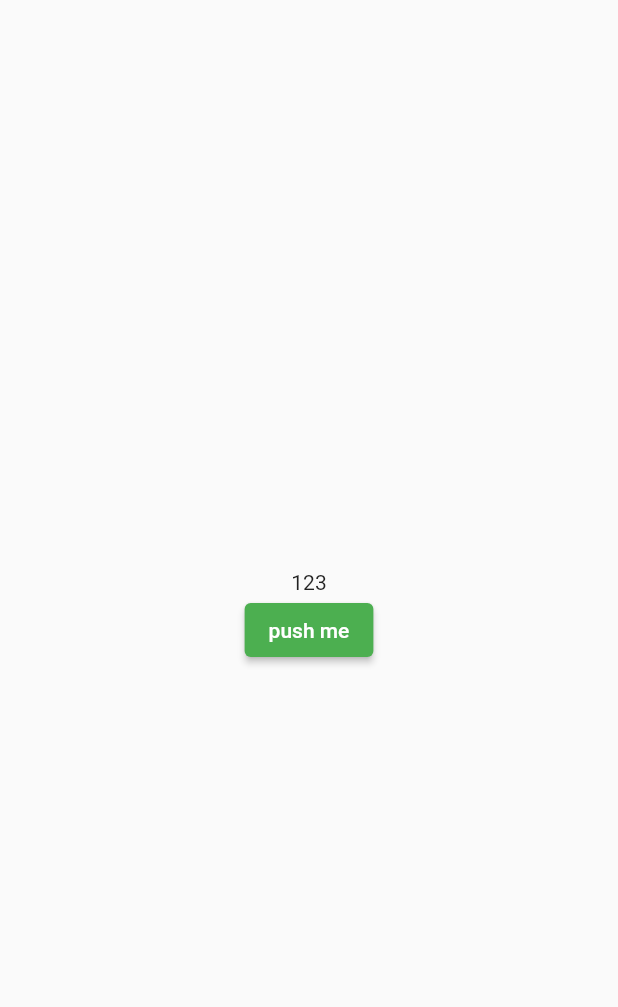
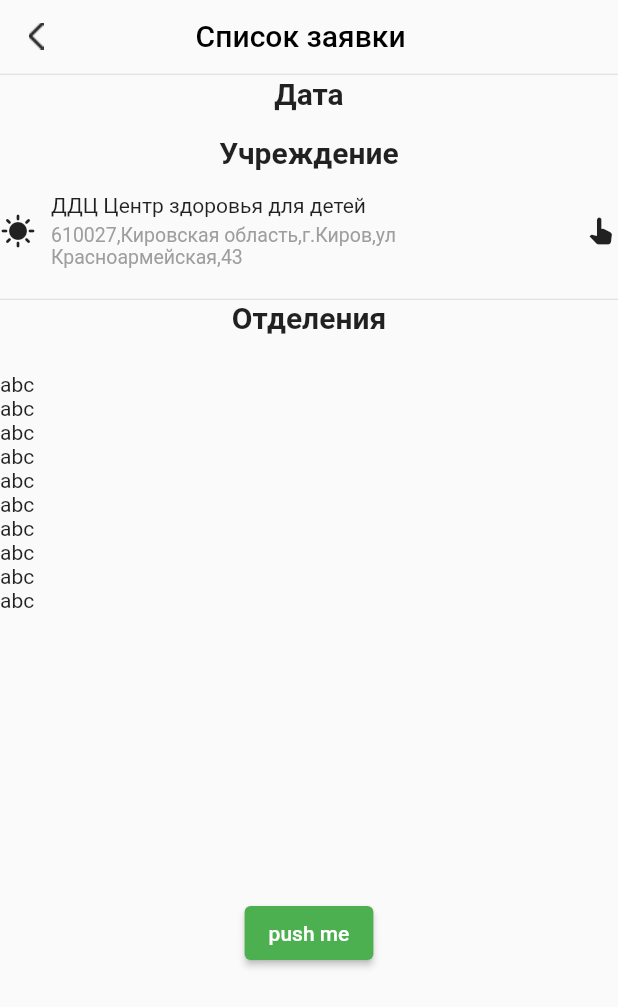
Before and after one commit to pawees/diet_app, a Flutter app: the PreRequestWidget widget shown alone on an empty page, opened directly, on a phone screen of 412 x 824 dp. Shown: the top 1007 px of the screen. Run offline on Flutter 3.47's test engine with Material 2 defaults, Android fonts, the phone set to English and light mode, and no system bars; our stand-ins replace bloc, equatable, extended_masked_text, flutter_bloc, flutter_secure_storage, hive and 2 more; missing offline and left inert: jsonrpc2, lo_form; accounts and stored records are empty.

Commit message:
первичная верстка странички

```diff
--- a/lib/ui/app_widget/preRequestWidget.dart
+++ b/lib/ui/app_widget/preRequestWidget.dart
@@ -1,6 +1,8 @@
 import 'package:flutter/material.dart';
 import 'package:flutter_bloc/flutter_bloc.dart';
 import 'package:game_app_training/ui/app_widget/bloc/app_bloc.dart';
+import 'package:game_app_training/ui/app_widget/orderCreateWidget.dart';
+import 'package:game_app_training/ui/theme/styles.dart';
 
 class PreRequestWidget extends StatelessWidget {
   const PreRequestWidget({Key? key}) : super(key: key);
@@ -14,12 +16,54 @@ class PreRequestWidget extends StatelessWidget {
       appBloc.add(HaveNewOrderEvent());
 
     }
-    return Column(
-      mainAxisAlignment: MainAxisAlignment.center,
-      children: [
-        Center(child: const Text('123')),
-        ElevatedButton(onPressed: _onPressed, child: Text('push me'))
-      ],
+    return SafeArea(
+      child: Column(
+        children: [
+                  Row(children: [
+            IconButton(
+                icon: ImageIcon(AssetImage('assets/images/chevron.png')),
+                onPressed: (){}),
+            Transform(
+              transform:  Matrix4.translationValues( MediaQuery.of(context).size.width/5, 0.0, 0.0),
+              child: const Text('Список заявки',
+                  style: TextStyle(
+                    color: Colors.black, fontSize: 20, fontWeight: FontWeight.w500),
+                          ),
+            ),
+                ],),
+            Divider(height: 3,),
+            Text('Дата',style: header1()),
+            // _build_data_widget(call hive order);
+            //Divider(height: 1,),
+                SizedBox(height: 16,),
+
+                Text('Учреждение',style: header1()),
+                SizedBox(height: 16,),
+                Agency(title: 'ДДЦ Центр здоровья для детей', address:'610027,Кировская область,г.Киров,ул Красноармейская,43'),
+                SizedBox(height: 20,),
+                Divider(height: 1,),
+                Text('Отделения',style: header1()),
+                SizedBox(height: 25,),
+                Container(
+                  height: 350,// FIXME: relative sizes in project
+                  child: ListView.builder(
+                      shrinkWrap: true,
+                      // physics: NeverScrollableScrollPhysics(),
+                      itemBuilder: (context, index) {
+                          return Text('abc');//PlacesWidget(data: places[index], selected: index);
+                          },
+                      itemCount: 10), //places.length,),
+                ),
+          Container(
+            child: Column(
+              mainAxisAlignment: MainAxisAlignment.center,
+              children: [
+                ElevatedButton(onPressed: _onPressed, child: Text('push me'))
+              ],
+            ),
+          ),
+        ],
+      ),
     );
 
   }
```
